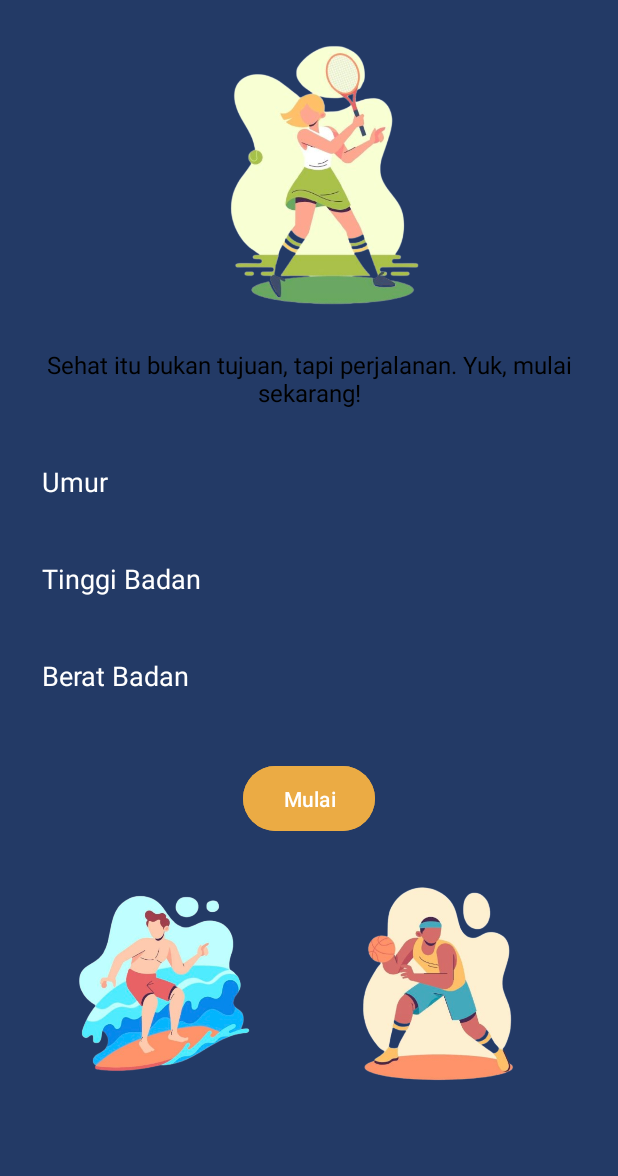
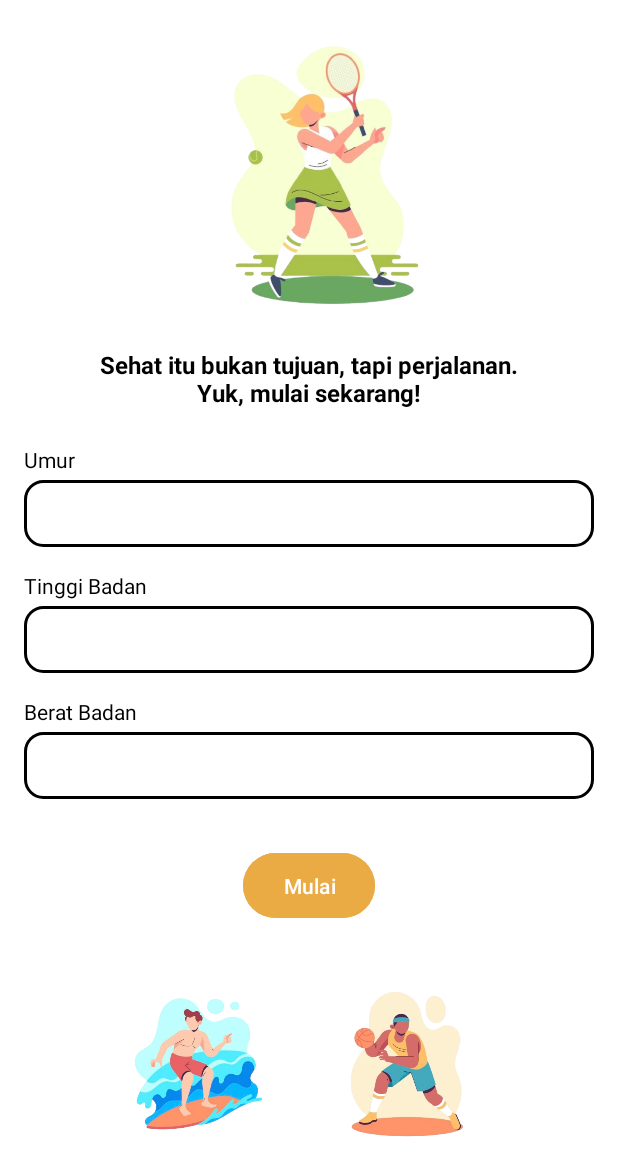
Before and after one commit to rizkimln/NutriPlan, an Android app: the DataDiet screen opened directly, with no data from a screen before it, on a phone screen of 412 x 824 dp. Shown: the top 1176 px of the screen. Run offline under Robolectric (Android 15) with nearby library versions, the phone set to English and light mode, and no system bars; 1 statement that could not run was skipped.

Commit message:
menambahkan activity data diet dan input border

```diff
--- /dev/null
+++ b/app/src/main/res/drawable/input_border.xml
@@ -0,0 +1,6 @@
+<?xml version="1.0" encoding="utf-8"?>
+<shape xmlns:android="http://schemas.android.com/apk/res/android">
+    <solid android:color="#FFFFFF" />
+    <stroke android:width="2dp" android:color="#000000" />
+    <corners android:radius="12dp" />
+</shape>
--- a/app/src/main/res/layout/activity_data_diet.xml
+++ b/app/src/main/res/layout/activity_data_diet.xml
@@ -1,72 +1,94 @@
 <?xml version="1.0" encoding="utf-8"?>
-<ScrollView xmlns:android="http://schemas.android.com/apk/res/android"
+<androidx.constraintlayout.widget.ConstraintLayout xmlns:android="http://schemas.android.com/apk/res/android"
+    xmlns:tools="http://schemas.android.com/tools"
     android:layout_width="match_parent"
     android:layout_height="match_parent"
     android:padding="16dp"
-    android:background="#233A66"
-    android:id="@+id/dataDiet">
+    android:background="#FFFFFF">
 
     <LinearLayout
         android:layout_width="match_parent"
         android:layout_height="wrap_content"
         android:orientation="vertical"
-        android:gravity="center">
+        android:gravity="center_horizontal"
+        tools:ignore="MissingConstraints">
 
         <!-- Top Illustration -->
         <ImageView
             android:id="@+id/top_image"
             android:layout_width="200dp"
             android:layout_height="200dp"
-            android:src="@drawable/gambar2"
-            android:layout_marginBottom="16dp" />
+            android:layout_marginBottom="16dp"
+            android:src="@drawable/gambar2" />
 
         <!-- Motivational Quote -->
         <TextView
             android:layout_width="wrap_content"
             android:layout_height="wrap_content"
-            android:text="Sehat itu bukan tujuan, tapi perjalanan. Yuk, mulai sekarang!"
+            android:text="Sehat itu bukan tujuan, tapi perjalanan.\nYuk, mulai sekarang!"
             android:textColor="#000000"
             android:textSize="16sp"
+            android:textStyle="bold"
             android:textAlignment="center"
+            android:gravity="center"
             android:layout_marginBottom="24dp" />
 
         <!-- Input Fields -->
+        <TextView
+            android:layout_width="match_parent"
+            android:layout_height="wrap_content"
+            android:text="Umur"
+            android:textColor="#000000"
+            android:textSize="14sp"
+            android:layout_marginBottom="4dp" />
+
         <EditText
             android:id="@+id/input_age"
             android:layout_width="match_parent"
             android:layout_height="wrap_content"
-            android:hint="Umur"
+            android:hint=""
             android:inputType="text"
-            android:backgroundTint="#233A66"
-            android:textColor="#FFFFFF"
-            android:textColorHint="#FFFFFF"
-            android:padding="12dp"
+            android:background="@drawable/input_border"
+            android:padding="10dp"
             android:layout_marginBottom="16dp" />
+
+        <TextView
+            android:layout_width="match_parent"
+            android:layout_height="wrap_content"
+            android:text="Tinggi Badan"
+            android:textColor="#000000"
+            android:textSize="14sp"
+            android:layout_marginBottom="4dp" />
 
         <EditText
             android:id="@+id/input_height"
             android:layout_width="match_parent"
             android:layout_height="wrap_content"
-            android:hint="Tinggi Badan"
+            android:hint=""
             android:inputType="text"
-            android:backgroundTint="#233A66"
-            android:textColor="#FFFFFF"
-            android:textColorHint="#FFFFFF"
-            android:padding="12dp"
+            android:background="@drawable/input_border"
+            android:padding="10dp"
             android:layout_marginBottom="16dp" />
+
+        <TextView
+            android:layout_width="match_parent"
+            android:layout_height="wrap_content"
+            android:text="Berat Badan"
+            android:textColor="#000000"
+            android:textSize="14sp"
+            android:layout_marginBottom="4dp" />
 
         <EditText
             android:id="@+id/input_weight"
             android:layout_width="match_parent"
             android:layout_height="wrap_content"
-            android:hint="Berat Badan"
+            android:hint=""
             android:inputType="text"
-            android:backgroundTint="#233A66"
-            android:textColor="#FFFFFF"
-            android:textColorHint="#FFFFFF"
-            android:padding="12dp"
+            android:background="@drawable/input_border"
+            android:padding="10dp"
             android:layout_marginBottom="32dp" />
 
+        <!-- Start Button -->
         <Button
             android:id="@+id/start_button"
             android:layout_width="wrap_content"
@@ -75,38 +97,29 @@
             android:backgroundTint="#EBAB44"
             android:textColor="#FFFFFF"
             android:padding="12dp"
-            android:layout_marginBottom="16dp" />
+            android:layout_marginBottom="32dp" />
 
         <!-- Bottom Illustrations -->
         <LinearLayout
             android:layout_width="match_parent"
             android:layout_height="wrap_content"
             android:orientation="horizontal"
-            android:gravity="center"
-            android:layout_marginBottom="16dp">
+            android:gravity="center">
 
             <ImageView
                 android:id="@+id/left_image"
-                android:layout_width="160dp"
-                android:layout_height="160dp"
-                android:src="@drawable/gambae1"
-                android:layout_marginEnd="16dp" />
+                android:layout_width="120dp"
+                android:layout_height="120dp"
+                android:layout_marginEnd="10dp"
+                android:src="@drawable/gambae1" />
 
             <ImageView
                 android:id="@+id/right_image"
-                android:layout_width="160dp"
-                android:layout_height="160dp"
+                android:layout_width="120dp"
+                android:layout_height="120dp"
                 android:src="@drawable/gambar3"
                 android:layout_marginStart="16dp" />
 
         </LinearLayout>
-        <LinearLayout
-            android:id="@+id/main"
-            android:layout_width="match_parent"
-            android:layout_height="wrap_content"
-            android:orientation="vertical">
-        </LinearLayout>
-
-
     </LinearLayout>
-</ScrollView>
+</androidx.constraintlayout.widget.ConstraintLayout>
--- a/app/src/main/res/layout/activity_main.xml
+++ b/app/src/main/res/layout/activity_main.xml
@@ -421,6 +421,43 @@
             app:layout_constraintTop_toBottomOf="@+id/textNearestGym"
             android:orientation="horizontal" />
 
+        <androidx.cardview.widget.CardView
+            android:id="@+id/cardViewDietDefisitKalori"
+            android:layout_width="150dp"
+            android:layout_height="180dp"
+            android:layout_marginTop="4dp"
+            android:layout_marginHorizontal="15dp"
+            app:cardBackgroundColor="#EBAB44"
+            app:cardCornerRadius="10dp"
+            app:cardElevation="4dp"
+            app:cardUseCompatPadding="true">
+
+            <LinearLayout
+                android:layout_width="136dp"
+                android:layout_height="match_parent"
+                android:orientation="vertical"
+                android:padding="5dp">
+
+                <ImageView
+                    android:id="@+id/imageView6"
+                    android:layout_width="80dp"
+                    android:layout_height="114dp"
+                    android:layout_gravity="center"
+                    android:layout_marginTop="0dp"
+                    app:srcCompat="@drawable/sder" />
+
+                <TextView
+                    android:layout_width="match_parent"
+                    android:layout_height="40dp"
+                    android:gravity="center"
+                    android:text="Diet Defisit Kalori"
+                    android:textColor="#2F2F2F"
+                    android:textSize="16sp"
+                    android:textStyle="bold" />
+            </LinearLayout>
+        </androidx.cardview.widget.CardView>
+
+
 
 
 
```
